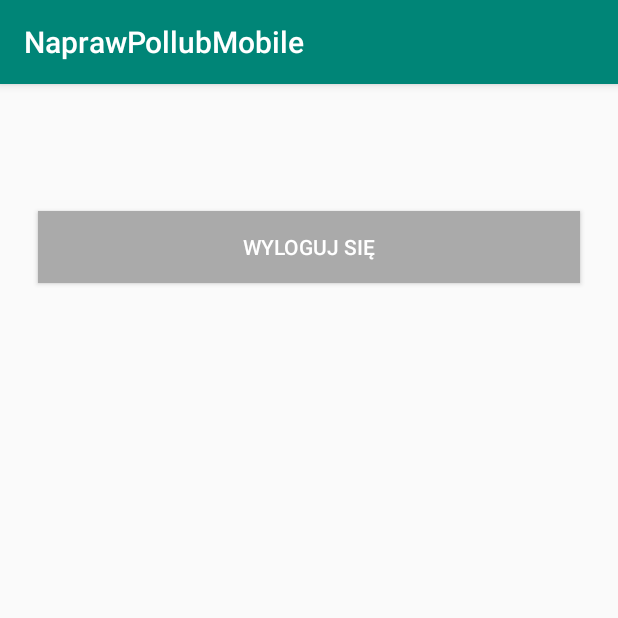
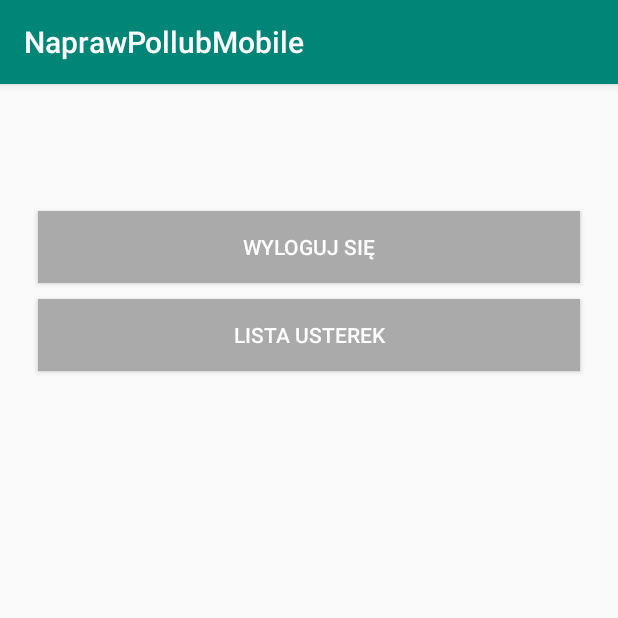
Before and after one commit to Schecter123/NaprawPollubMobile, an Android app: the DashboardActivity screen opened directly, with no data from a screen before it, on a phone screen of 412 x 824 dp, the top half of it. Run offline under Robolectric (Android 15) with nearby library versions, the phone set to English and light mode, and no system bars; 1 statement that could not run was skipped.

Commit message:
lista usterek 1

```diff
--- a/app/build.gradle
+++ b/app/build.gradle
@@ -24,6 +24,7 @@ dependencies {
     implementation 'androidx.appcompat:appcompat:1.0.2'
     implementation 'androidx.constraintlayout:constraintlayout:1.1.3'
     implementation 'com.android.volley:volley:1.1.0'
+    implementation 'com.google.code.gson:gson:2.8.5'
     testImplementation 'junit:junit:4.12'
     androidTestImplementation 'androidx.test.ext:junit:1.1.0'
     androidTestImplementation 'androidx.test.espresso:espresso-core:3.1.1'
--- a/app/src/main/AndroidManifest.xml
+++ b/app/src/main/AndroidManifest.xml
@@ -13,6 +13,8 @@
         android:roundIcon="@mipmap/ic_launcher_round"
         android:supportsRtl="true"
         android:theme="@style/AppTheme">
+        <activity android:name=".DefectListActivity"></activity>
+
         <meta-data
             android:name="com.google.android.actions"
             android:resource="@xml/security_config" />
--- a/app/src/main/java/com/example/naprawpollubmobile/DashboardActivity.java
+++ b/app/src/main/java/com/example/naprawpollubmobile/DashboardActivity.java
@@ -37,7 +37,17 @@ public class DashboardActivity extends AppCompatActivity {
                 Intent i = new Intent(DashboardActivity.this, MainActivity.class);
                 startActivity(i);
                 finish();
+            }
+        });
 
+        Button listBtn =  findViewById(R.id.btnList);
+
+        listBtn.setOnClickListener(new View.OnClickListener() {
+            @Override
+            public void onClick(View v) {
+                Intent i = new Intent(DashboardActivity.this, DefectListActivity.class);
+                startActivity(i);
+                finish();
             }
         });
     }
--- a/app/src/main/java/com/example/naprawpollubmobile/MainActivity.java
+++ b/app/src/main/java/com/example/naprawpollubmobile/MainActivity.java
@@ -82,7 +82,6 @@ public class MainActivity extends AppCompatActivity {
         Intent i = new Intent(getApplicationContext(), DashboardActivity.class);
         startActivity(i);
         finish();
-
     }
 
     private void displayLoader() {
--- a/app/src/main/res/layout/activity_dashboard.xml
+++ b/app/src/main/res/layout/activity_dashboard.xml
@@ -14,12 +14,21 @@
         android:padding="20dp" />
 
     <Button
-        android:id="@+id/btnLogout"
+    android:id="@+id/btnLogout"
+    android:layout_width="match_parent"
+    android:layout_height="wrap_content"
+    android:layout_margin="5dp"
+    android:background="#aaa"
+    android:text="@string/logout"
+    android:textColor="@android:color/white" />
+
+    <Button
+        android:id="@+id/btnList"
         android:layout_width="match_parent"
         android:layout_height="wrap_content"
         android:layout_margin="5dp"
         android:background="#aaa"
-        android:text="@string/logout"
+        android:text="Lista usterek"
         android:textColor="@android:color/white" />
 
 </LinearLayout>
```
Also changed, not shown: app/src/main/java/com/example/naprawpollubmobile/Defect.java (added, +16 -0 lines), app/src/main/java/com/example/naprawpollubmobile/DefectListActivity.java (added, +99 -0 lines), app/src/main/res/layout/activity_defect_list.xml (added, +9 -0 lines).
